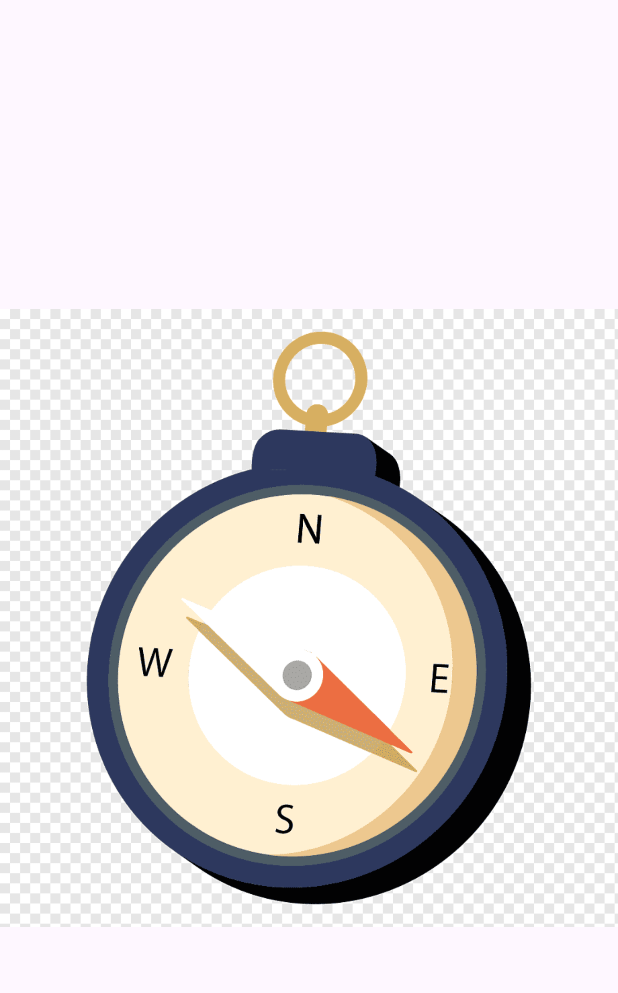
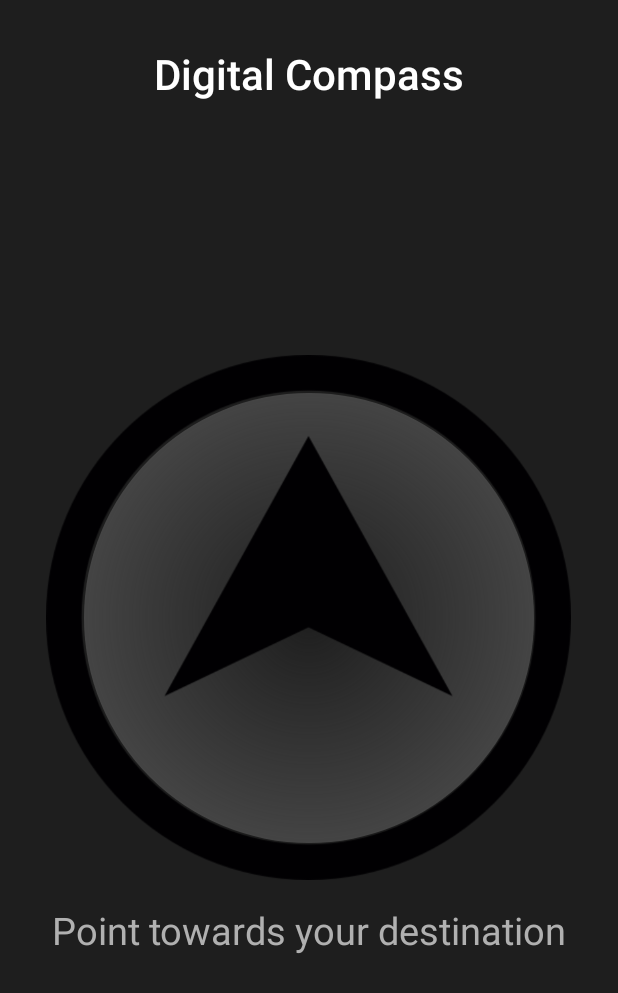
Before and after one commit to longatroniks/AsteroidConspiracist, an Android app: the CompassActivity screen opened directly, with no data from a screen before it, on a phone screen of 412 x 824 dp. Shown: the top 993 px of the screen. Run offline under Robolectric (Android 15) with nearby library versions, the light colour scheme and no system bars.

Commit message:
i just create a new activity menu to access the other activities, also i made some visual changes

```diff
--- a/app/src/main/AndroidManifest.xml
+++ b/app/src/main/AndroidManifest.xml
@@ -16,6 +16,9 @@
         android:theme="@style/Theme.AsteroidConspiracist"
         android:usesCleartextTraffic="false"
         tools:targetApi="31">
+        <activity
+            android:name=".MenuActivity"
+            android:exported="false" />
         <activity
             android:name=".CompassActivity"
             android:exported="false" />
--- /dev/null
+++ b/app/src/main/res/drawable/circle_background.xml
@@ -0,0 +1,14 @@
+<!-- circle_background.xml -->
+<shape xmlns:android="http://schemas.android.com/apk/res/android"
+    android:shape="oval">
+    <size
+        android:width="250dp"
+        android:height="250dp" />
+    <gradient
+        android:type="radial"
+        android:centerColor="#444444"
+        android:endColor="#1E1E1E"
+        android:gradientRadius="300dp"
+        android:centerX="0.5"
+        android:centerY="0.5" />
+</shape>
--- a/app/src/main/res/layout/activity_compass.xml
+++ b/app/src/main/res/layout/activity_compass.xml
@@ -1,12 +1,50 @@
 <!-- activity_main.xml -->
 <RelativeLayout xmlns:android="http://schemas.android.com/apk/res/android"
     android:layout_width="match_parent"
-    android:layout_height="match_parent">
+    android:layout_height="match_parent"
+    android:background="#1E1E1E"> <!-- Fondo gris oscuro -->
 
+    <!-- Círculo de fondo para la brújula -->
+    <View
+        android:id="@+id/compass_background"
+        android:layout_width="300dp"
+        android:layout_height="300dp"
+        android:layout_centerInParent="true"
+        android:background="@drawable/circle_background" />
+
+    <!-- Texto de título superior -->
+    <TextView
+        android:id="@+id/title_text"
+        android:layout_width="wrap_content"
+        android:layout_height="wrap_content"
+        android:layout_alignParentTop="true"
+        android:layout_centerHorizontal="true"
+        android:padding="30dp"
+        android:text="Digital Compass"
+        android:textSize="28sp"
+        android:textColor="#FFFFFF"
+        android:fontFamily="sans-serif-medium" />
+
+    <!-- Imagen de la brújula -->
     <ImageView
         android:id="@+id/compass_image"
+        android:layout_width="350dp"
+        android:layout_height="350dp"
+        android:layout_centerInParent="true"
+        android:src="@drawable/compass"
+        android:rotation="0" /> <!-- Para rotación dinámica -->
+
+    <!-- Texto de información en la parte inferior -->
+    <TextView
+        android:id="@+id/info_text"
         android:layout_width="wrap_content"
         android:layout_height="wrap_content"
-        android:layout_centerInParent="true"
-        android:src="@drawable/compass" />
+        android:layout_below="@id/compass_image"
+        android:layout_centerHorizontal="true"
+        android:layout_marginTop="16dp"
+        android:text="Point towards your destination"
+        android:textSize="25sp"
+        android:textColor="#B0B0B0"
+        android:fontFamily="sans-serif" />
+
 </RelativeLayout>
--- a/app/src/main/res/layout/activity_list.xml
+++ b/app/src/main/res/layout/activity_list.xml
@@ -4,7 +4,8 @@
     xmlns:tools="http://schemas.android.com/tools"
     android:layout_width="match_parent"
     android:layout_height="match_parent"
-    tools:context=".ListActivity">
+    tools:context=".ListActivity"
+    android:background="@drawable/background_gradient">
 
     <androidx.recyclerview.widget.RecyclerView
         android:id="@+id/recyclerView"
```
Also changed, not shown: app/src/main/java/dte/masteriot/mdp/asteroidconspiracist/MainActivity.java (+1 -10 lines), app/src/main/java/dte/masteriot/mdp/asteroidconspiracist/MenuActivity.java (added, +48 -0 lines), app/src/main/res/layout/activity_main.xml (+1 -12 lines), app/src/main/res/layout/activity_menu.xml (added, +66 -0 lines), app/src/main/res/drawable/compass.png.
